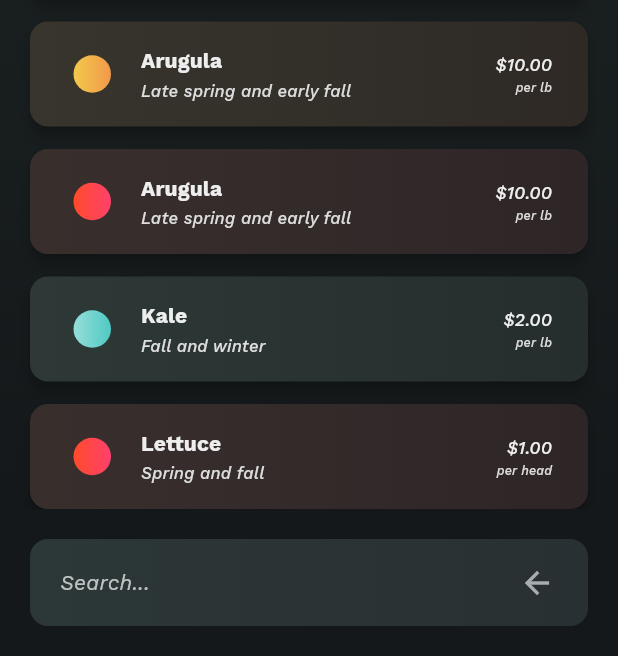
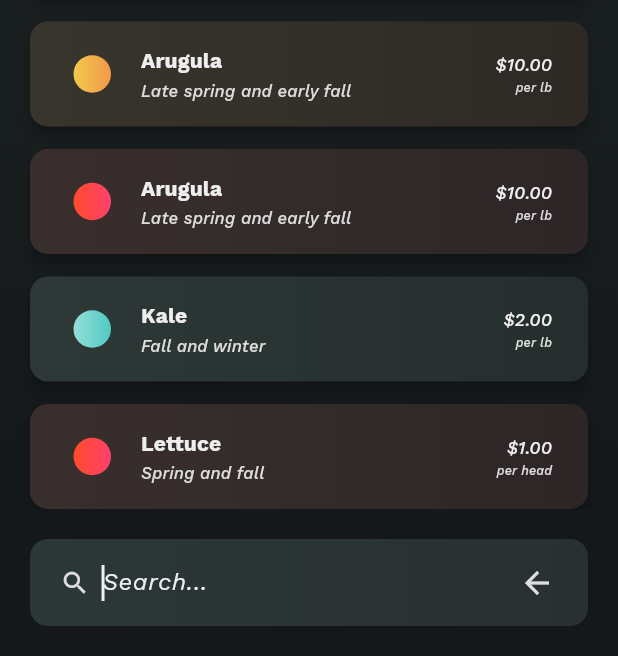
Before and after one commit to 3enedict/limelight, a Flutter app: the SearchPage screen opened directly, on a phone screen of 412 x 824 dp, the part 580-1236 px from its top. Run offline on Flutter 3.47's test engine with Material 2 defaults, Android fonts, the phone set to English and light mode, and no system bars; our stand-ins replace fluttericon, google_fonts, shared_preferences; accounts and stored records are empty; statements that could not run were skipped.

Commit message:
Updated flutter

```diff
--- a/lib/pages/ingredients_search_page.dart
+++ b/lib/pages/ingredients_search_page.dart
@@ -230,13 +230,31 @@ class SearchPage extends StatelessWidget {
               ),
               child: Row(
                 children: [
+                  const Padding(
+                    padding: EdgeInsets.only(right: 8.0),
+                    child: Icon(
+                      Icons.search,
+                      color: Color(0xFFDDDDDD),
+                      size: 20.0,
+                    ),
+                  ),
                   Expanded(
-                    child: Text(
-                      "Search...",
+                    child: TextField(
+                      autofocus: true,
+                      cursorColor: const Color(0xFFEEEEEE),
+                      decoration: const InputDecoration(
+                        hintText: "Search...",
+                        hintStyle: TextStyle(
+                          fontStyle: FontStyle.italic,
+                          color: Color(0xFFEEEEEE),
+                        ),
+                        border: InputBorder.none,
+                      ),
+                      expands: false,
                       style: GoogleFonts.workSans(
                         textStyle: const TextStyle(
                           fontStyle: FontStyle.italic,
-                          color: Colors.white70,
+                          color: Color(0xFFEEEEEE),
                         ),
                       ),
                     ),
@@ -244,7 +262,7 @@ class SearchPage extends StatelessWidget {
                   IconButton(
                     icon: const Icon(
                       Icons.arrow_back,
-                      color: Colors.white60,
+                      color: Color(0xFFDDDDDD),
                     ),
                     onPressed: () => Navigator.pop(context),
                   ),
--- a/pubspec.yaml
+++ b/pubspec.yaml
@@ -10,7 +10,7 @@ dependencies:
   flutter:
     sdk: flutter
   fluttericon: ^2.0.0
-  google_fonts: ^3.0.1
+  google_fonts: ^5.0.1
   search_page: ^2.3.0
   shared_preferences: ^2.1.0
 
```
Also changed, not shown: pubspec.lock.
